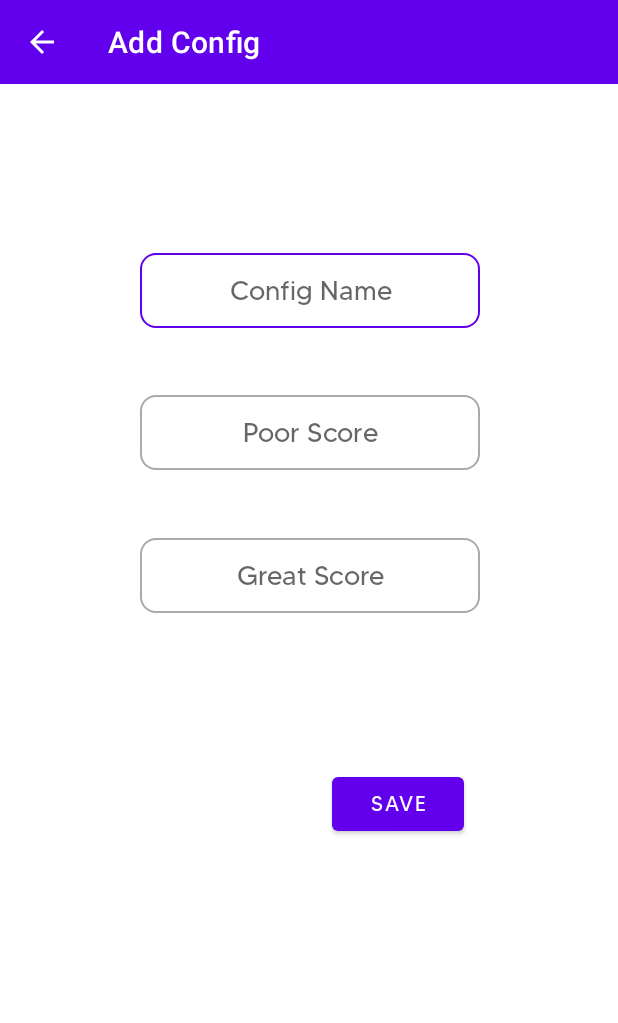
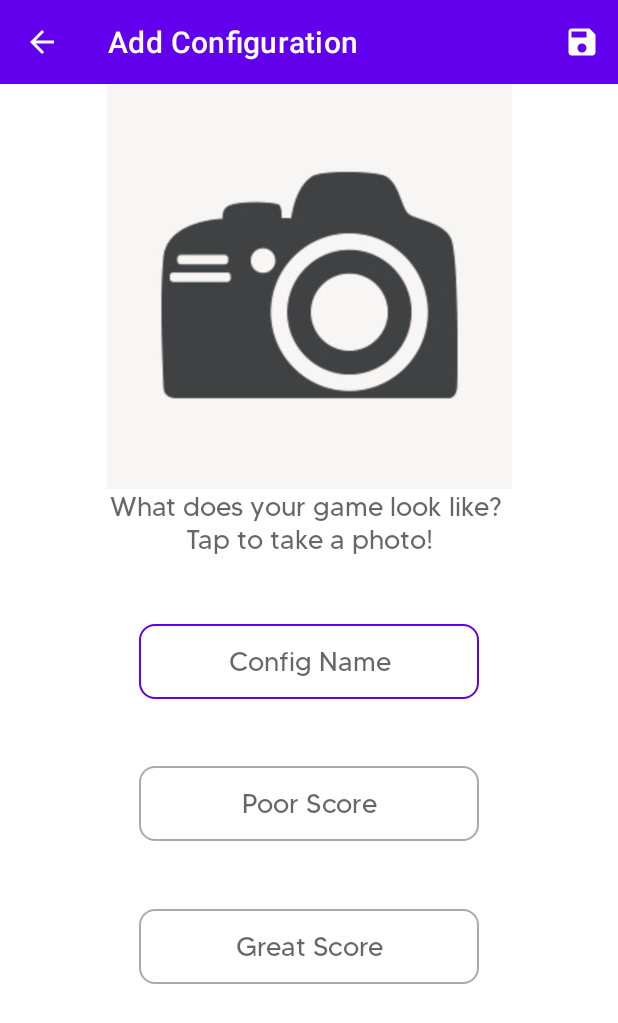
Before and after one commit to kza40/GameKeeper, an Android app: the screen it shows after launch (AddConfig), after a tap on an icon or button, on a phone screen of 412 x 824 dp. Shown: the top 1023 px of the screen. Run offline under Robolectric (Android 15) with nearby library versions, the phone set to English and light mode, and no system bars.

Commit message:
Prepared add config for photo feature.
Tried to change layout of config row to support the picture but it doesn't work correctly yet

```diff
--- a/app/src/main/java/ca/cmpt276/myapplication/AddConfig.java
+++ b/app/src/main/java/ca/cmpt276/myapplication/AddConfig.java
@@ -6,10 +6,14 @@ import androidx.appcompat.widget.Toolbar;
 import android.content.Context;
 import android.content.Intent;
 import android.os.Bundle;
+import android.view.Menu;
 import android.view.MenuItem;
-import android.widget.Button;
 import android.widget.EditText;
+import android.widget.ImageView;
+import android.widget.TextView;
 import android.widget.Toast;
+
+import java.util.Random;
 
 import ca.cmpt276.myapplication.model.GameConfig;
 import ca.cmpt276.myapplication.model.ConfigManager;
@@ -24,7 +28,7 @@ public class AddConfig extends AppCompatActivity {
     private Boolean isEdit;
 
     private ConfigManager configManager;
-    GameConfig gameConfig;
+    private GameConfig gameConfig;
 
     @Override
     protected void onCreate(Bundle savedInstanceState) {
@@ -33,76 +37,52 @@ public class AddConfig extends AppCompatActivity {
 
         Toolbar toolbar = findViewById(R.id.toolbar);
         setSupportActionBar(toolbar);
-        getSupportActionBar().setTitle(getString(R.string.addConfigTitle));
         getSupportActionBar().setDisplayHomeAsUpEnabled(true);
+        setTitle(getString(R.string.addConfigTitle));
 
         configManager = ConfigManager.getInstance();
         int position=-1;
 
         setupInputFields();
-        setupSaveButton();
 
         if(getIntent().getExtras()!=null)
         {
             isEdit=true;
-            getSupportActionBar().setTitle(getString(R.string.editConfigTitle));
             position=getIntent().getIntExtra(AddGame.CONFIG_POSITION,-1);
-            loadInputFields(position);
+            gameConfig=configManager.getGameConfigAtIndex(position);
+            setTitle(getString(R.string.editConfigTitle) + gameConfig.getConfigTitle());
+            loadInputFields();
+            setupSavedPhoto();
         }
-        else
-            isEdit=false;
+        else {
+            isEdit = false;
+        }
     }
 
-    private void loadInputFields(int position) {
-        gameConfig=configManager.getGameConfigAtIndex(position);
+    private void setupSavedPhoto() {
+//        ImageView configPhoto = findViewById(R.id.configImage);
+//        configPhoto.setImageResource(gameConfig.getDefaultImage());
+//
+        TextView tvPhotoCaption = findViewById(R.id.tvPhotoHelp);
+        tvPhotoCaption.setText("Photo for " + gameConfig.getConfigTitle());
+    }
+
+    @Override
+    public boolean onCreateOptionsMenu(Menu menu) {
+        getMenuInflater().inflate(R.menu.add_game_menu, menu);
+        return true;
+    }
+
+    private void loadInputFields() {
         edtPoorScore.setText(Integer.toString(gameConfig.getPoorScore()));
         edtGoodScore.setText(Integer.toString(gameConfig.getGoodScore()));
-        edtConfigName.setText(gameConfig.getGameTitle());
-
+        edtConfigName.setText(gameConfig.getConfigTitle());
     }
 
     private void setupInputFields() {
         edtPoorScore = findViewById(R.id.poorScore);
         edtGoodScore = findViewById(R.id.goodScore);
         edtConfigName = findViewById(R.id.configName);
-    }
-
-    private void setupSaveButton() {
-        Button btnSave = findViewById(R.id.saveBtn);
-        btnSave.setOnClickListener(view -> {
-
-            String goodScore = edtGoodScore.getText().toString();
-            String poorScore = edtPoorScore.getText().toString();
-            String configName = edtConfigName.getText().toString();
-            if (!goodScore.isEmpty() && !poorScore.isEmpty() && !configName.isEmpty()) {
-                saveConfig();
-                finish();
-            }
-            else {
-                Toast.makeText(AddConfig.this, R.string.addEmptyMsg, Toast.LENGTH_LONG)
-                        .show();
-            }
-        });
-    }
-
-
-    private void saveConfig() {
-        if(isEdit)
-        {
-            gameConfig.setGoodScore(Integer.parseInt(edtGoodScore.getText().toString()));
-            gameConfig.setPoorScore(Integer.parseInt(edtPoorScore.getText().toString()));
-            gameConfig.setGameTitle(edtConfigName.getText().toString());
-        }
-        else
-        {
-            GameConfig gameConfig = new GameConfig(
-                    edtConfigName.getText().toString(),
-                    Integer.parseInt(edtPoorScore.getText().toString()),
-                    Integer.parseInt(edtGoodScore.getText().toString())
-            );
-            configManager.addGame(gameConfig);
-        }
-        new SharedPreferenceManager(getApplicationContext()).updateConfigManager(configManager);
     }
 
     @Override
@@ -112,7 +92,40 @@ public class AddConfig extends AppCompatActivity {
             onBackPressed();
             return true;
         }
+        else if (id == R.id.settings) {      // need to change id to "save"
+            String goodScore = edtGoodScore.getText().toString();
+            String poorScore = edtPoorScore.getText().toString();
+            String configName = edtConfigName.getText().toString();
+            if (!goodScore.isEmpty() && !poorScore.isEmpty() && !configName.isEmpty()) {
+                saveConfig();
+                onBackPressed();
+                return true;
+            }
+            else {
+                Toast.makeText(AddConfig.this, R.string.addEmptyMsg, Toast.LENGTH_LONG)
+                        .show();
+            }
+        }
         return super.onOptionsItemSelected(item);
+    }
+
+    private void saveConfig() {
+        if(isEdit)
+        {
+            gameConfig.setGoodScore(Integer.parseInt(edtGoodScore.getText().toString()));
+            gameConfig.setPoorScore(Integer.parseInt(edtPoorScore.getText().toString()));
+            gameConfig.setConfigTitle(edtConfigName.getText().toString());
+        }
+        else
+        {
+            GameConfig gameConfig = new GameConfig(
+                    edtConfigName.getText().toString(),
+                    Integer.parseInt(edtPoorScore.getText().toString()),
+                    Integer.parseInt(edtGoodScore.getText().toString()),
+                    "null");
+            configManager.addGame(gameConfig);
+        }
+        new SharedPreferenceManager(getApplicationContext()).updateConfigManager(configManager);
     }
 
     public static Intent makeIntent(Context context,boolean isEdit,int position) {
--- a/app/src/main/java/ca/cmpt276/myapplication/ViewConfigs.java
+++ b/app/src/main/java/ca/cmpt276/myapplication/ViewConfigs.java
@@ -81,9 +81,9 @@ public class ViewConfigs extends AppCompatActivity {
     private void populateListView() {
             List<String> theConfigs = new ArrayList<>();
             for (GameConfig gameConfig : configManager) {
-                theConfigs.add(gameConfig.getGameTitle());
+                theConfigs.add(gameConfig.getConfigTitle());
             }
-            adapter=new GameConfigAdapter(ViewConfigs.this,R.layout.adapter_view,configManager.getGameConfigs());
+            adapter=new GameConfigAdapter(ViewConfigs.this,R.layout.config_row,configManager.getGameConfigs());
             configsList.setAdapter(adapter);
 
     }
--- a/app/src/main/java/ca/cmpt276/myapplication/ViewGames.java
+++ b/app/src/main/java/ca/cmpt276/myapplication/ViewGames.java
@@ -44,7 +44,7 @@ public class ViewGames extends AppCompatActivity {
 
         Toolbar toolbar = findViewById(R.id.toolbar);
         setSupportActionBar(toolbar);
-        getSupportActionBar().setTitle(gameConfig.getGameTitle() + " Games");
+        getSupportActionBar().setTitle(gameConfig.getConfigTitle() + " Games");
         getSupportActionBar().setDisplayHomeAsUpEnabled(true);
 
         setupAddGame();
--- a/app/src/main/java/ca/cmpt276/myapplication/adapter/GameConfigAdapter.java
+++ b/app/src/main/java/ca/cmpt276/myapplication/adapter/GameConfigAdapter.java
@@ -8,6 +8,7 @@ import android.view.View;
 import android.view.ViewGroup;
 import android.widget.ArrayAdapter;
 import android.widget.ImageButton;
+import android.widget.ImageView;
 import android.widget.TextView;
 import androidx.annotation.NonNull;
 import androidx.annotation.Nullable;
@@ -49,11 +50,13 @@ public class GameConfigAdapter extends ArrayAdapter<GameConfig> {
         ImageButton btnAchievement=convertView.findViewById(R.id.btnAchievement);
         ImageButton btnEdit=convertView.findViewById(R.id.btnEdit);
         ImageButton btnDelete=convertView.findViewById(R.id.btnDelete);
+//        ImageView ivConfigPhoto=convertView.findViewById(R.id.ivConfigPhoto);
 
 
-        title.setText(gameConfig.getGameTitle());
+        title.setText(gameConfig.getConfigTitle());
         poorScore.setText(context.getString(R.string.poor_score_colon)+Integer.toString(gameConfig.getPoorScore()));
         goodScore.setText(context.getString(R.string.good_score_colon)+Integer.toString(gameConfig.getGoodScore()));
+//        ivConfigPhoto.setImageResource();
         setupClickListenersOnButton(gameConfig,parent,position,btnEdit,btnDelete,btnAchievement);
         return convertView;
     }
--- a/app/src/main/res/layout/activity_add_config.xml
+++ b/app/src/main/res/layout/activity_add_config.xml
@@ -22,6 +22,7 @@
         android:inputType="text"
         android:textAppearance="@style/TextAppearance.AppCompat.Medium"
         android:textColor="#673AB7"
+        app:layout_constrainedWidth="true"
         app:layout_constraintBottom_toTopOf="@+id/poorScore"
         app:layout_constraintEnd_toStartOf="@+id/guidelineRightName"
         app:layout_constraintHorizontal_bias="0.5"
@@ -38,6 +39,7 @@
         android:fontFamily="@font/font_main"
         android:background="@drawable/custom_input"
         android:inputType="number"
+        app:layout_constrainedWidth="true"
         android:textAppearance="@style/TextAppearance.AppCompat.Medium"
         app:layout_constraintBottom_toTopOf="@+id/goodScore"
         app:layout_constraintEnd_toStartOf="@+id/guidelineRightName"
@@ -49,62 +51,73 @@
         android:id="@+id/goodScore"
         android:layout_width="wrap_content"
         android:layout_height="50dp"
+        android:background="@drawable/custom_input"
+        android:ems="10"
+        android:fontFamily="@font/font_main"
         android:gravity="center"
-        android:ems="10"
         android:hint="@string/great_score"
-        android:fontFamily="@font/font_main"
-        android:background="@drawable/custom_input"
         android:inputType="number"
         android:textAppearance="@style/TextAppearance.AppCompat.Medium"
-        app:layout_constraintBottom_toTopOf="@+id/guidelineBottomText"
+        app:layout_constrainedWidth="true"
+        app:layout_constraintBottom_toTopOf="@+id/guidelineBottomBtns"
         app:layout_constraintEnd_toStartOf="@+id/guidelineRightName"
         app:layout_constraintHorizontal_bias="0.5"
         app:layout_constraintStart_toStartOf="@+id/guidelineLeftName"
         app:layout_constraintTop_toBottomOf="@+id/poorScore" />
-
-    <Button
-        android:id="@+id/saveBtn"
-        android:layout_width="wrap_content"
-        android:layout_height="wrap_content"
-        android:text="@string/save"
-        android:fontFamily="@font/font_main"
-        app:layout_constraintBottom_toTopOf="@+id/guidelineBottomBtns"
-        app:layout_constraintEnd_toStartOf="@+id/guidelineRightName"
-        app:layout_constraintTop_toTopOf="@+id/guidelineBottomText" />
 
     <androidx.constraintlayout.widget.Guideline
         android:id="@+id/guidelineLeftName"
         android:layout_width="wrap_content"
         android:layout_height="wrap_content"
         android:orientation="vertical"
-        app:layout_constraintGuide_percent="0.25" />
+        app:layout_constraintGuide_percent="0.15" />
 
     <androidx.constraintlayout.widget.Guideline
         android:id="@+id/guidelineRightName"
         android:layout_width="wrap_content"
         android:layout_height="wrap_content"
         android:orientation="vertical"
-        app:layout_constraintGuide_percent="0.75" />
-
-    <androidx.constraintlayout.widget.Guideline
-        android:id="@+id/guidelineBottomText"
-        android:layout_width="wrap_content"
-        android:layout_height="wrap_content"
-        android:orientation="horizontal"
-        app:layout_constraintGuide_percent="0.55" />
+        app:layout_constraintGuide_percent="0.85" />
 
     <androidx.constraintlayout.widget.Guideline
         android:id="@+id/guidelineTopText"
         android:layout_width="wrap_content"
         android:layout_height="wrap_content"
         android:orientation="horizontal"
-        app:layout_constraintGuide_percent="0.15" />
+        app:layout_constraintGuide_percent="0.45" />
 
     <androidx.constraintlayout.widget.Guideline
         android:id="@+id/guidelineBottomBtns"
         android:layout_width="wrap_content"
         android:layout_height="wrap_content"
         android:orientation="horizontal"
-        app:layout_constraintGuide_percent="0.75" />
+        app:layout_constraintGuide_percent="0.85" />
+
+    <ImageView
+        android:id="@+id/configImage"
+        android:layout_width="0dp"
+        android:layout_height="0dp"
+        android:scaleType="centerCrop"
+        app:layout_constraintBottom_toTopOf="@+id/tvPhotoHelp"
+        app:layout_constraintDimensionRatio="1:1"
+        app:layout_constraintEnd_toStartOf="@+id/guidelineRightName"
+        app:layout_constraintStart_toStartOf="@+id/guidelineLeftName"
+        app:layout_constraintTop_toBottomOf="@+id/toolbar"
+        app:layout_constraintVertical_bias="1.0"
+        app:srcCompat="@drawable/img_default" />
+
+    <TextView
+        android:id="@+id/tvPhotoHelp"
+        android:layout_width="wrap_content"
+        android:layout_height="wrap_content"
+        android:fontFamily="@font/font_main"
+        android:gravity="center"
+        android:text="What does your game look like? \nTap to take a photo!"
+        android:textAppearance="@style/TextAppearance.AppCompat.Medium"
+        app:layout_constrainedWidth="true"
+        app:layout_constraintBottom_toTopOf="@+id/guidelineTopText"
+        app:layout_constraintEnd_toStartOf="@+id/guidelineRightName"
+        app:layout_constraintStart_toStartOf="@+id/guidelineLeftName"
+        app:layout_constraintTop_toBottomOf="@+id/configImage" />
 
 </androidx.constraintlayout.widget.ConstraintLayout>
--- a/app/src/main/res/layout/activity_add_game.xml
+++ b/app/src/main/res/layout/activity_add_game.xml
@@ -19,6 +19,7 @@
         android:fontFamily="@font/font_main"
         android:gravity="center"
         android:hint="@string/total_players"
+        app:layout_constrainedWidth="true"
         android:inputType="number"
         android:textAppearance="@style/TextAppearance.AppCompat.Medium"
         android:textColor="#673AB7"
--- a/app/src/main/res/values/strings.xml
+++ b/app/src/main/res/values/strings.xml
@@ -21,9 +21,9 @@
     <string name="gamesEmptyStateMsg">No games to show. Tap the + icon to add one!</string>
     <string name="score">Score</string>
     <string name="total_players">Total Players</string>
-    <string name="addConfigTitle">Add Config</string>
-    <string name="editConfigTitle">Edit Config</string>
-    <string name="viewConfigsTitle">Game Configs</string>
+    <string name="addConfigTitle">Add Configuration</string>
+    <string name="editConfigTitle">"Edit "</string>
+    <string name="viewConfigsTitle">Game Configurations</string>
     <string name="players">" players"</string>
     <string name="poor_score_colon">"Poor Score: "</string>
     <string name="good_score_colon">"Good Score: "</string>
```
Also changed, not shown: app/src/main/java/ca/cmpt276/myapplication/adapter/GameAdapter.java (+11 -11 lines), app/src/main/java/ca/cmpt276/myapplication/model/GameConfig.java (+12 -8 lines), app/src/main/res/layout/adapter_view.xml (deleted, +0 -92 lines), app/src/main/res/layout/config_row.xml (added, +125 -0 lines).
